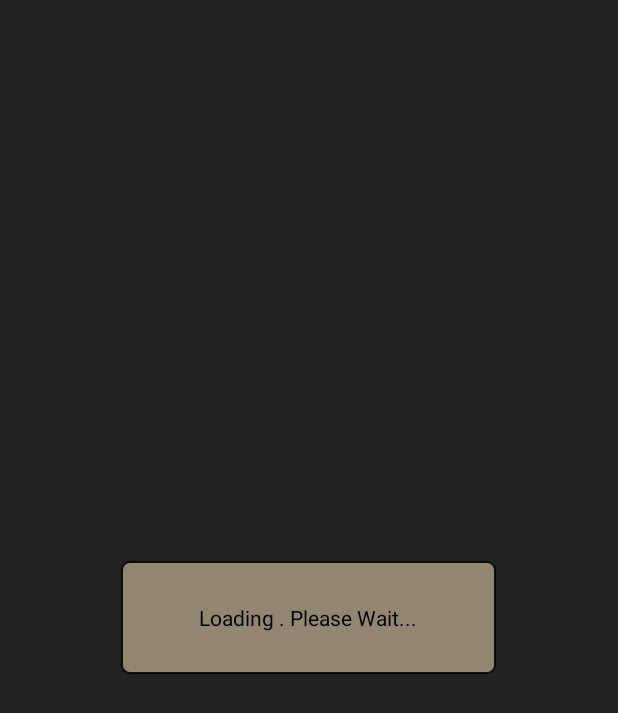
After one commit to Silverbaq/RadioNula, an Android app: the layout loading_dialog.xml on its own in the app's theme, with its tools: preview values and no code run, on a phone screen of 412 x 824 dp. The commit adds this screen. Shown: the top 713 px of the screen. Run offline under Robolectric (Android 15) with nearby library versions, the phone set to English and light mode, and no system bars.

Commit message:
made loading dialog

```diff
--- a/app/src/main/java/com/radionula/fragments/PlayerFragment.java
+++ b/app/src/main/java/com/radionula/fragments/PlayerFragment.java
@@ -147,7 +147,6 @@ public class PlayerFragment extends Fragment {
         ivPause.setVisibility(View.VISIBLE);
         ivSkip.setVisibility(View.VISIBLE);
 
-        // TODO: Add tunein function
         _controls.TuneIn();
     }
 
--- a/app/src/main/java/com/radionula/radionula/MainActivity.java
+++ b/app/src/main/java/com/radionula/radionula/MainActivity.java
@@ -1,9 +1,11 @@
 package com.radionula.radionula;
 
+import android.app.Dialog;
 import android.app.Fragment;
 import android.app.ProgressDialog;
 import android.content.Context;
 import android.content.SharedPreferences;
+import android.graphics.Typeface;
 import android.media.AudioManager;
 import android.media.MediaPlayer;
 import android.net.Uri;
@@ -18,8 +20,10 @@ import android.telephony.PhoneStateListener;
 import android.telephony.TelephonyManager;
 import android.view.MenuItem;
 import android.view.View;
+import android.view.Window;
 import android.widget.FrameLayout;
 import android.widget.ImageView;
+import android.widget.TextView;
 import android.widget.Toast;
 
 import com.google.gson.Gson;
@@ -287,14 +291,21 @@ public class MainActivity extends AppCompatActivity implements IControls, Observ
     }
 
     private class ChangeChannelTask extends AsyncTask<Void, Void, Void> {
-        ProgressDialog dialog;
+        Dialog dialog;
         String logo = "";
         int skipImage = 0;
 
         @Override
         protected void onPreExecute() {
             super.onPreExecute();
-            dialog = ProgressDialog.show(MainActivity.this, "Loading", "Please wait...", true);
+            dialog = new Dialog(MainActivity.this,android.R.style.Theme_Translucent_NoTitleBar_Fullscreen);
+            dialog.setContentView(R.layout.loading_dialog);
+
+            TextView textView = (TextView) dialog.findViewById(R.id.loading_dialog_textview);
+            Typeface font = Typeface.createFromAsset(MainActivity.this.getAssets(), "fonts/Roboto-Regular.ttf");
+            textView.setTypeface(font);
+
+            dialog.show();
 
         }
 
--- /dev/null
+++ b/app/src/main/res/drawable/dialog_shape.xml
@@ -0,0 +1,26 @@
+<?xml version="1.0" encoding="utf-8"?>
+<shape
+    xmlns:android="http://schemas.android.com/apk/res/android"
+    android:shape="rectangle"   >
+
+    <solid
+        android:color="@color/brown" >
+    </solid>
+
+    <stroke
+        android:width="1dp"
+        android:color="@color/faded_black" >
+    </stroke>
+
+    <padding
+        android:left="5dp"
+        android:top="5dp"
+        android:right="5dp"
+        android:bottom="5dp"    >
+    </padding>
+
+    <corners
+        android:radius="5dp"   >
+    </corners>
+
+</shape>
--- /dev/null
+++ b/app/src/main/res/layout/loading_dialog.xml
@@ -0,0 +1,23 @@
+<?xml version="1.0" encoding="utf-8"?>
+<LinearLayout xmlns:android="http://schemas.android.com/apk/res/android"
+    android:orientation="vertical" android:layout_width="match_parent"
+    android:layout_height="match_parent"
+    android:background="@color/faded_black"
+    android:gravity="center">
+
+    <LinearLayout
+        android:layout_width="250dp"
+        android:layout_height="75dp"
+        android:background="@drawable/dialog_shape"
+        android:gravity="center">
+
+        <TextView
+            android:layout_width="wrap_content"
+            android:layout_height="wrap_content"
+            android:text="Loading . Please Wait..."
+            android:textColor="#000000"
+            android:id="@+id/loading_dialog_textview"/>
+
+    </LinearLayout>
+
+</LinearLayout>
--- a/app/src/main/res/values/colors.xml
+++ b/app/src/main/res/values/colors.xml
@@ -9,4 +9,5 @@
     <color name="adapterFavoriteBackground">#a0000000</color>
     <color name="white">#ffffff</color>
     <color name="faded_white">#32ffffff</color>
+    <color name="faded_black">#dc000000</color>
 </resources>
```
